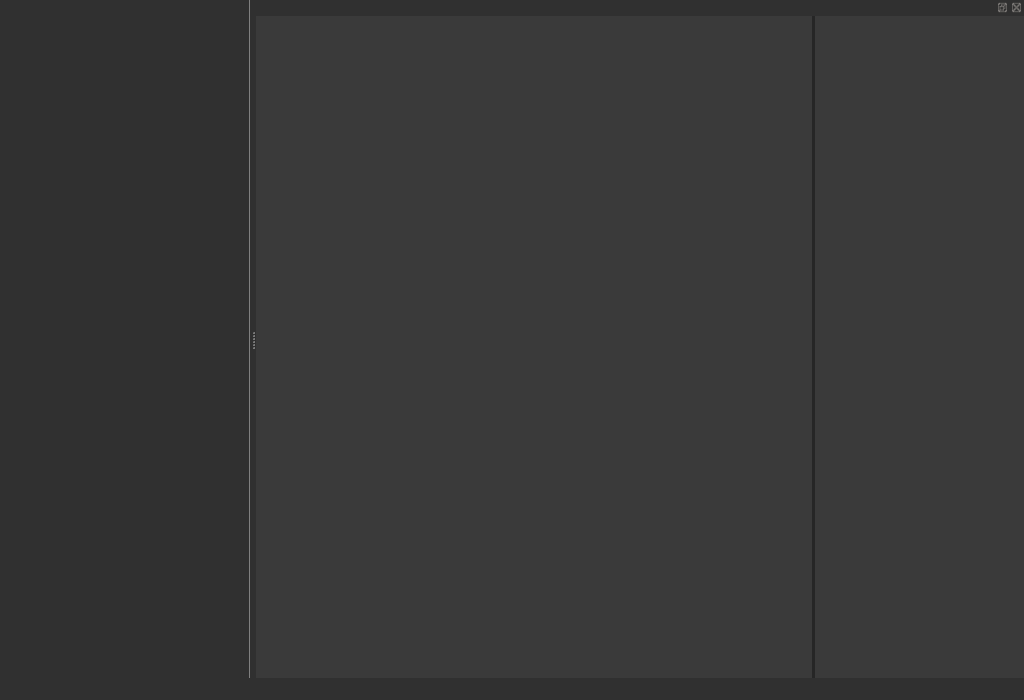
The window that LEO_sniffy/mainwindow.ui (jirik09/Sniffy) describes before a commit, drawn with Qt 5.
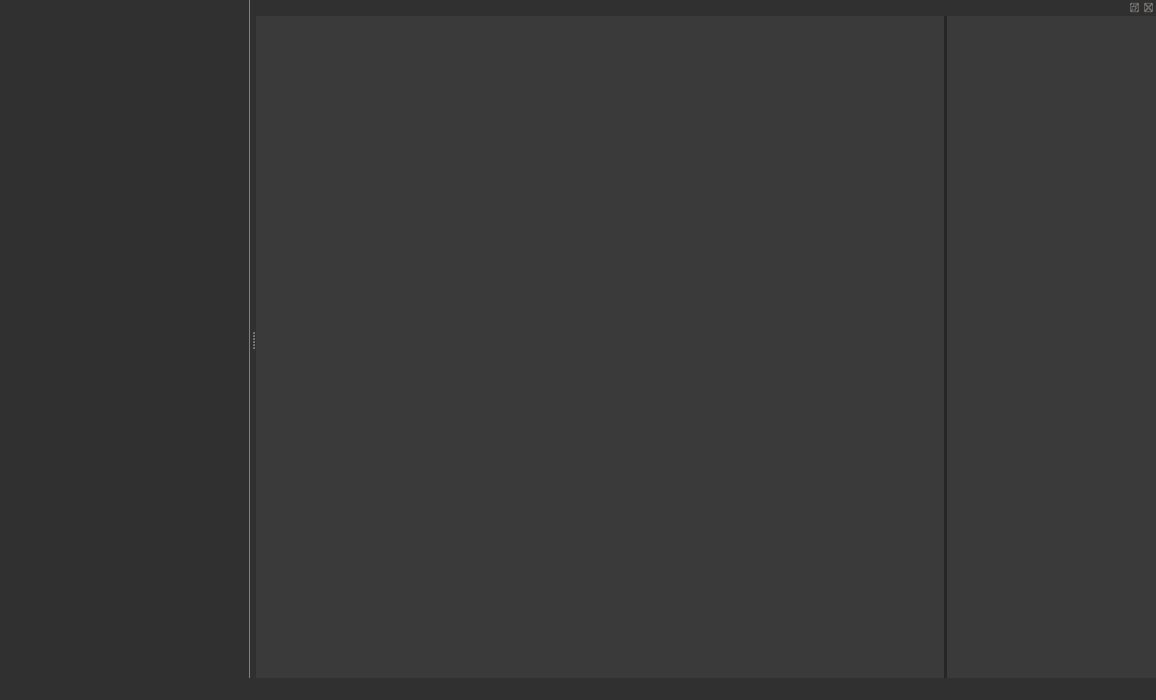
The same window after the commit. Icons and pictures are not drawn.

Diff of the .ui file:
```diff
--- a/LEO_sniffy/mainwindow.ui
+++ b/LEO_sniffy/mainwindow.ui
@@ -6,7 +6,7 @@
    <rect>
     <x>0</x>
     <y>0</y>
-    <width>1024</width>
+    <width>1156</width>
     <height>700</height>
    </rect>
   </property>
@@ -260,6 +260,10 @@
           <height>16777215</height>
          </size>
         </property>
+        <property name="styleSheet">
+         <string notr="true">
+</string>
+        </property>
         <layout class="QVBoxLayout" name="verticalLayout_2">
          <property name="spacing">
           <number>5</number>
@@ -268,7 +272,7 @@
           <number>5</number>
          </property>
          <property name="topMargin">
-          <number>5</number>
+          <number>0</number>
          </property>
          <property name="rightMargin">
           <number>5</number>
```
Left out of the diff: 2 changed lines with no effect on the pictures.
